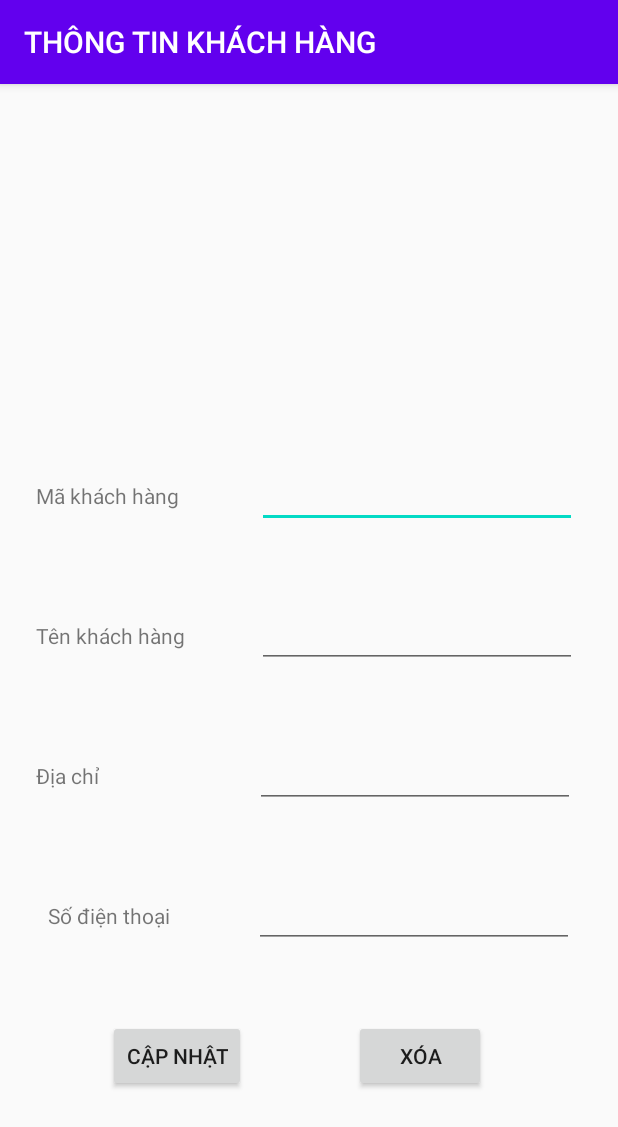
After one commit to quan200699/Android_StorageManagement, an Android app: the CustomerDetailActivity screen opened directly, with no data from a screen before it, on a phone screen of 412 x 824 dp. The commit adds this screen. Shown: the top 1127 px of the screen. Run offline under Robolectric (Android 15) with nearby library versions, the phone set to English and light mode, and no system bars.

Commit message:
add customer detail layout

```diff
--- /dev/null
+++ b/app/src/main/java/com/example/storagemanagement/activity/customer/CustomerDetailActivity.java
@@ -0,0 +1,16 @@
+package com.example.storagemanagement.activity.customer;
+
+import androidx.appcompat.app.AppCompatActivity;
+
+import android.os.Bundle;
+
+import com.example.storagemanagement.R;
+
+public class CustomerDetailActivity extends AppCompatActivity {
+
+    @Override
+    protected void onCreate(Bundle savedInstanceState) {
+        super.onCreate(savedInstanceState);
+        setContentView(R.layout.activity_customer_detail);
+    }
+}
--- a/app/src/main/res/layout/activity_add_customer.xml
+++ b/app/src/main/res/layout/activity_add_customer.xml
@@ -12,7 +12,7 @@
         android:layout_height="wrap_content"
         android:layout_marginEnd="120dp"
         android:layout_marginRight="120dp"
-        android:layout_marginBottom="56dp"
+        android:layout_marginBottom="96dp"
         android:text="@string/add"
         app:layout_constraintBottom_toBottomOf="parent"
         app:layout_constraintEnd_toEndOf="parent" />
--- a/app/src/main/res/layout/activity_add_product.xml
+++ b/app/src/main/res/layout/activity_customer_detail.xml
@@ -4,21 +4,32 @@
     xmlns:tools="http://schemas.android.com/tools"
     android:layout_width="match_parent"
     android:layout_height="match_parent"
-    tools:context=".activity.product.AddProductActivity">
+    tools:context=".activity.customer.CustomerDetailActivity">
 
     <Button
-        android:id="@+id/buttonSave"
+        android:id="@+id/buttonEdit"
         android:layout_width="wrap_content"
         android:layout_height="wrap_content"
-        android:layout_marginEnd="148dp"
-        android:layout_marginRight="148dp"
-        android:layout_marginBottom="84dp"
-        android:text="@string/add"
+        android:layout_marginEnd="72dp"
+        android:layout_marginRight="72dp"
+        android:layout_marginBottom="96dp"
+        android:text="@string/edit"
+        app:layout_constraintBottom_toBottomOf="parent"
+        app:layout_constraintEnd_toStartOf="@+id/buttonDelete" />
+
+    <Button
+        android:id="@+id/buttonDelete"
+        android:layout_width="wrap_content"
+        android:layout_height="wrap_content"
+        android:layout_marginEnd="88dp"
+        android:layout_marginRight="88dp"
+        android:layout_marginBottom="96dp"
+        android:text="@string/delete"
         app:layout_constraintBottom_toBottomOf="parent"
         app:layout_constraintEnd_toEndOf="parent" />
 
     <EditText
-        android:id="@+id/editTextProductId"
+        android:id="@+id/editTextCustomerId"
         android:layout_width="wrap_content"
         android:layout_height="wrap_content"
         android:layout_marginStart="52dp"
@@ -26,11 +37,11 @@
         android:layout_marginBottom="48dp"
         android:ems="10"
         android:inputType="textPersonName"
-        app:layout_constraintBottom_toTopOf="@+id/editTextProductName"
+        app:layout_constraintBottom_toTopOf="@+id/editTextCustomerName"
         app:layout_constraintStart_toEndOf="@+id/textView3" />
 
     <EditText
-        android:id="@+id/editTextProductName"
+        android:id="@+id/editTextCustomerName"
         android:layout_width="wrap_content"
         android:layout_height="wrap_content"
         android:layout_marginStart="48dp"
@@ -38,31 +49,31 @@
         android:layout_marginBottom="48dp"
         android:ems="10"
         android:inputType="textPersonName"
-        app:layout_constraintBottom_toTopOf="@+id/editTextGuarantee"
+        app:layout_constraintBottom_toTopOf="@+id/editTextCustomerAddress"
         app:layout_constraintStart_toEndOf="@+id/textView4" />
 
     <EditText
-        android:id="@+id/editTextGuarantee"
-        android:layout_width="wrap_content"
-        android:layout_height="wrap_content"
-        android:layout_marginStart="20dp"
-        android:layout_marginLeft="20dp"
-        android:layout_marginBottom="44dp"
-        android:ems="10"
-        android:inputType="number|text"
-        app:layout_constraintBottom_toTopOf="@+id/editTextProductDescription"
-        app:layout_constraintStart_toEndOf="@+id/textView5" />
-
-    <EditText
-        android:id="@+id/editTextProductDescription"
+        android:id="@+id/editTextCustomerAddress"
         android:layout_width="wrap_content"
         android:layout_height="wrap_content"
         android:layout_marginStart="104dp"
         android:layout_marginLeft="104dp"
-        android:layout_marginBottom="64dp"
+        android:layout_marginBottom="48dp"
         android:ems="10"
         android:inputType="textPersonName"
-        app:layout_constraintBottom_toTopOf="@+id/buttonSave"
+        app:layout_constraintBottom_toTopOf="@+id/editTextPhoneNumber"
+        app:layout_constraintStart_toEndOf="@+id/textView5" />
+
+    <EditText
+        android:id="@+id/editTextPhoneNumber"
+        android:layout_width="wrap_content"
+        android:layout_height="wrap_content"
+        android:layout_marginStart="56dp"
+        android:layout_marginLeft="56dp"
+        android:layout_marginBottom="48dp"
+        android:ems="10"
+        android:inputType="phone"
+        app:layout_constraintBottom_toTopOf="@+id/buttonDelete"
         app:layout_constraintStart_toEndOf="@+id/textView6"
         tools:ignore="RtlHardcoded" />
 
@@ -72,8 +83,8 @@
         android:layout_height="wrap_content"
         android:layout_marginStart="24dp"
         android:layout_marginLeft="24dp"
-        android:text="@string/product_id"
-        app:layout_constraintBaseline_toBaselineOf="@+id/editTextProductId"
+        android:text="@string/customer_id"
+        app:layout_constraintBaseline_toBaselineOf="@+id/editTextCustomerId"
         app:layout_constraintStart_toStartOf="parent" />
 
     <TextView
@@ -82,8 +93,8 @@
         android:layout_height="wrap_content"
         android:layout_marginStart="24dp"
         android:layout_marginLeft="24dp"
-        android:text="@string/product_name"
-        app:layout_constraintBaseline_toBaselineOf="@+id/editTextProductName"
+        android:text="@string/customer_name"
+        app:layout_constraintBaseline_toBaselineOf="@+id/editTextCustomerName"
         app:layout_constraintStart_toStartOf="parent" />
 
     <TextView
@@ -92,17 +103,17 @@
         android:layout_height="wrap_content"
         android:layout_marginStart="24dp"
         android:layout_marginLeft="24dp"
-        android:text="@string/product_guarantee"
-        app:layout_constraintBaseline_toBaselineOf="@+id/editTextGuarantee"
+        android:text="@string/address"
+        app:layout_constraintBaseline_toBaselineOf="@+id/editTextCustomerAddress"
         app:layout_constraintStart_toStartOf="parent" />
 
     <TextView
         android:id="@+id/textView6"
         android:layout_width="wrap_content"
         android:layout_height="wrap_content"
-        android:layout_marginStart="24dp"
-        android:layout_marginLeft="24dp"
-        android:text="@string/product_description"
-        app:layout_constraintBaseline_toBaselineOf="@+id/editTextProductDescription"
+        android:layout_marginStart="32dp"
+        android:layout_marginLeft="32dp"
+        android:text="@string/phone_number"
+        app:layout_constraintBaseline_toBaselineOf="@+id/editTextPhoneNumber"
         app:layout_constraintStart_toStartOf="parent" />
 </androidx.constraintlayout.widget.ConstraintLayout>
```
Also changed, not shown: app/src/main/AndroidManifest.xml (+6 -2 lines), app/build.gradle (line endings or trailing spaces).
